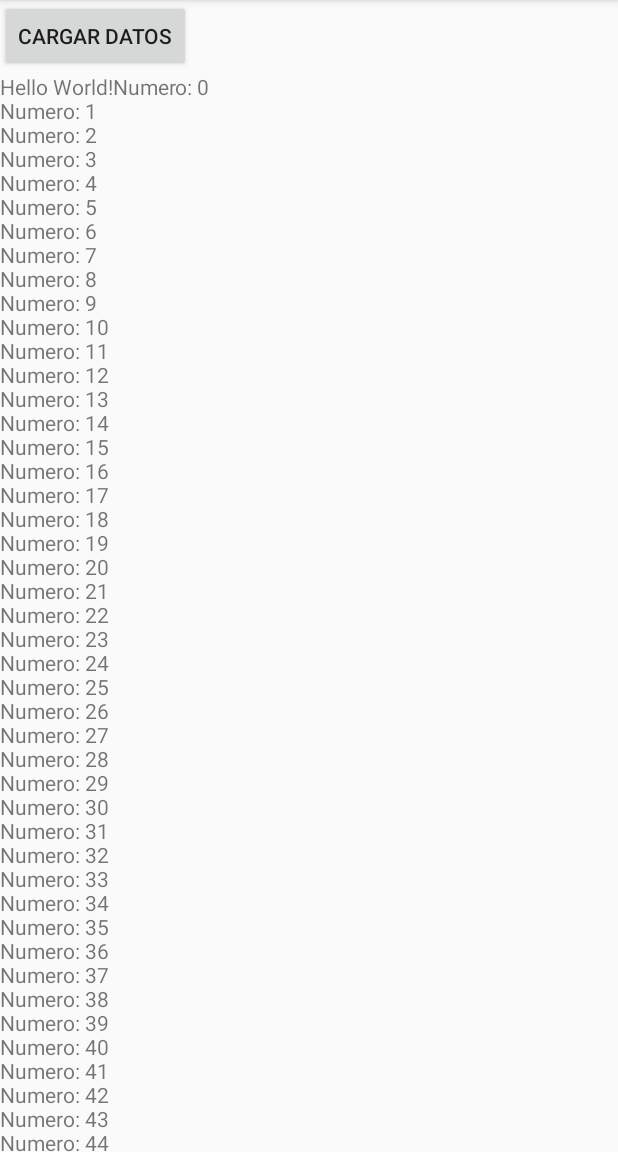
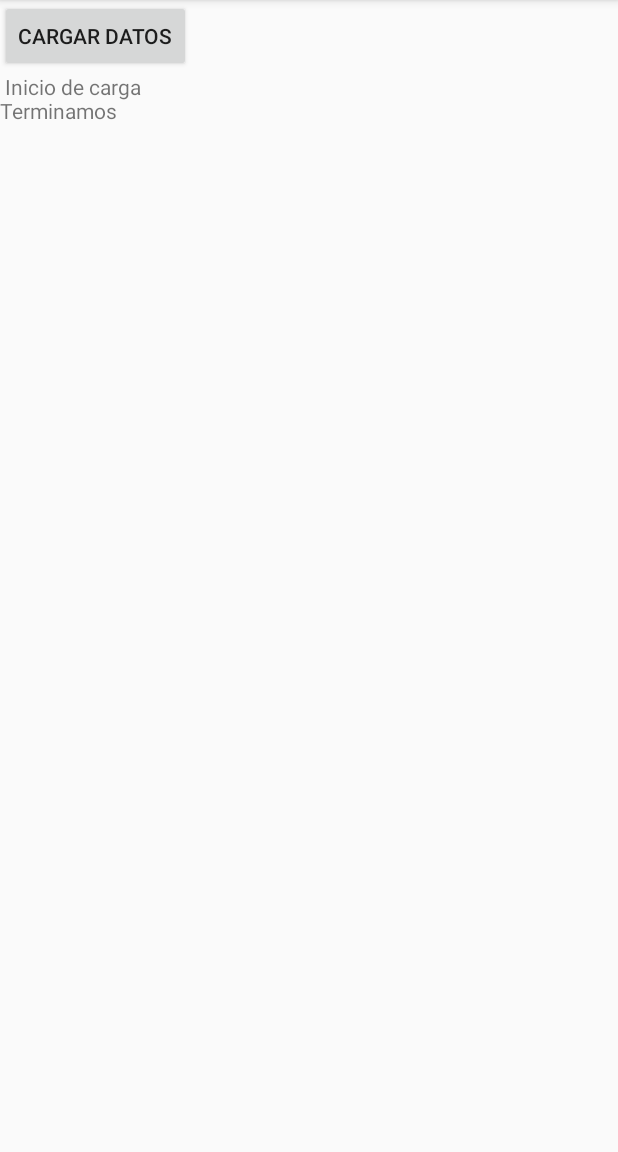
Before and after one commit to diegojbs/WebserviceAndroid, an Android app: the screen it shows after launch (MainActivity), after a tap on "CARGAR DATOS", on a phone screen of 412 x 824 dp, the part 84-1236 px from its top. Run offline under Robolectric (Android 15) with nearby library versions, the phone set to English and light mode, and no system bars.

```diff
--- a/app/src/main/java/com/mastotal/webserv/ejemplowebservicecf/MainActivity.java
+++ b/app/src/main/java/com/mastotal/webserv/ejemplowebservicecf/MainActivity.java
@@ -1,5 +1,6 @@
 package com.mastotal.webserv.ejemplowebservicecf;
 
+import android.os.AsyncTask;
 import android.support.v7.app.AppCompatActivity;
 import android.os.Bundle;
 import android.text.method.ScrollingMovementMethod;
@@ -26,9 +27,11 @@ public class MainActivity extends AppCompatActivity {
             @Override
             public void onClick(View v) {
 
-                for (int i = 0; i<= 100; i++){
+                /*for (int i = 0; i<= 100; i++){
                     cargarDatos("Numero: " + i);
-                }
+                }*/
+                MyYTask task = new MyYTask();
+                task.execute();
 
             }
         });
@@ -37,4 +40,25 @@ public class MainActivity extends AppCompatActivity {
     public void cargarDatos(String datos){
         textView.append(datos + "\n");
     }
+
+    private class MyYTask extends AsyncTask<String, String, String>{
+
+        @Override
+        protected void onPreExecute() {
+            super.onPreExecute();
+            cargarDatos("Inicio de carga");
+        }
+
+        @Override
+        protected String doInBackground(String... params) {
+
+            return "Terminamos";
+        }
+
+        @Override
+        protected void onPostExecute(String s) {
+            super.onPostExecute(s);
+            cargarDatos(s);
+        }
+    }
 }
--- a/app/src/main/res/layout/activity_main.xml
+++ b/app/src/main/res/layout/activity_main.xml
@@ -17,6 +17,6 @@
         android:id="@+id/textView"
         android:layout_width="match_parent"
         android:layout_height="wrap_content"
-        android:text="Hello World!"
+        android:text=" "
         android:scrollbars="vertical"/>
 </LinearLayout>
```
